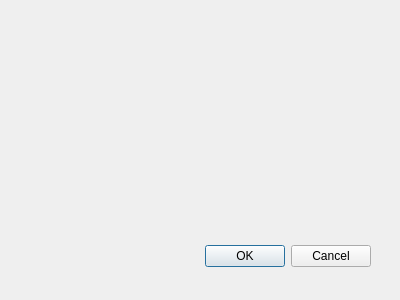
Above: platforms/qt-shared/SoundSettings.ui from drhelius/Gearboy before the change. Below: the same form after it.
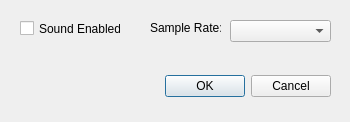
That is the form after the change.

Commit message: added some options to dialogs

What changed in the file:
```diff
--- a/platforms/qt-shared/SoundSettings.ui
+++ b/platforms/qt-shared/SoundSettings.ui
@@ -6,8 +6,8 @@
    <rect>
     <x>0</x>
     <y>0</y>
-    <width>400</width>
-    <height>300</height>
+    <width>350</width>
+    <height>122</height>
    </rect>
   </property>
   <property name="windowTitle">
@@ -19,9 +19,9 @@
   <widget class="QDialogButtonBox" name="buttonBox">
    <property name="geometry">
     <rect>
-     <x>30</x>
-     <y>240</y>
-     <width>341</width>
+     <x>20</x>
+     <y>70</y>
+     <width>311</width>
      <height>32</height>
     </rect>
    </property>
@@ -32,6 +32,42 @@
     <set>QDialogButtonBox::Cancel|QDialogButtonBox::Ok</set>
    </property>
   </widget>
+  <widget class="QComboBox" name="comboBox">
+   <property name="geometry">
+    <rect>
+     <x>230</x>
+     <y>20</y>
+     <width>101</width>
+     <height>22</height>
+    </rect>
+   </property>
+  </widget>
+  <widget class="QLabel" name="label">
+   <property name="geometry">
+    <rect>
+     <x>150</x>
+     <y>20</y>
+     <width>71</width>
+     <height>16</height>
+    </rect>
+   </property>
+   <property name="text">
+    <string>Sample Rate:</string>
+   </property>
+  </widget>
+  <widget class="QCheckBox" name="checkBox">
+   <property name="geometry">
+    <rect>
+     <x>20</x>
+     <y>20</y>
+     <width>101</width>
+     <height>17</height>
+    </rect>
+   </property>
+   <property name="text">
+    <string>Sound Enabled</string>
+   </property>
+  </widget>
  </widget>
  <resources/>
  <connections>
```
The commit also changes 1 other file.
